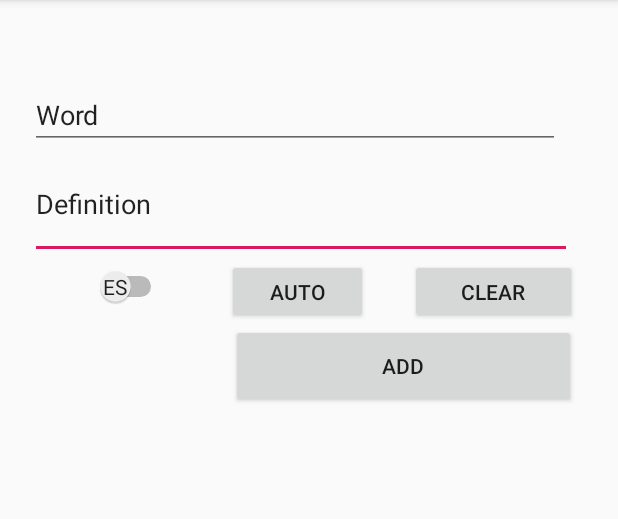
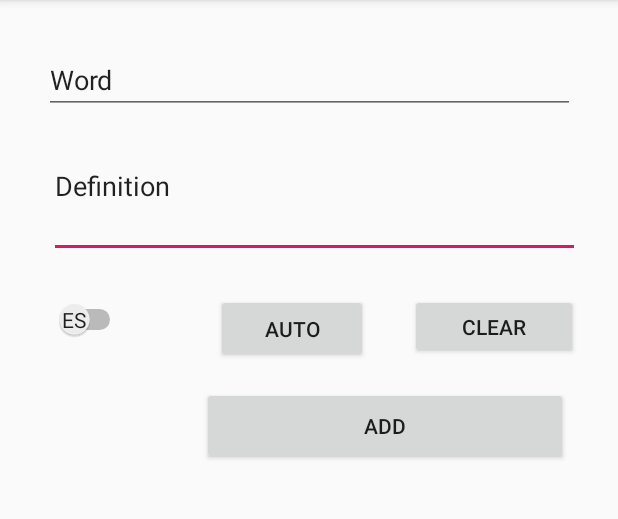
Before and after one commit to jnrdrgz/WordsWorthToRemember, an Android app: the NewWordActivity screen opened directly, with no data from a screen before it, on a phone screen of 412 x 824 dp, the part 84-603 px from its top. Run offline under Robolectric (Android 15) with nearby library versions, the phone set to English and light mode, and no system bars; libraries missing offline, so code that uses them is left out: com.loopj.android, cz.msebera.android.

Commit message:
constraints fixed

```diff
--- a/app/src/main/java/xyz/juanrodriguez/www/wordsworthtoremember3/NotificationService.java
+++ b/app/src/main/java/xyz/juanrodriguez/www/wordsworthtoremember3/NotificationService.java
@@ -64,8 +64,7 @@ public class NotificationService extends Service {
         };
 
         int minutes = 60;
-        timer.schedule(timerTask, 0,minutes*60*1000);
-
+        timer.schedule(timerTask, minutes*60*1000,minutes*60*1000);
     }
 
     public void stopTimerTask(){
--- a/app/src/main/res/layout/activity_new_word.xml
+++ b/app/src/main/res/layout/activity_new_word.xml
@@ -8,33 +8,35 @@
 
     <EditText
         android:id="@+id/box_definition"
-        android:layout_width="361dp"
-        android:layout_height="73dp"
-        android:layout_marginStart="20dp"
+        android:layout_width="354dp"
+        android:layout_height="96dp"
         android:ems="10"
         android:inputType="text"
         android:text="Definition"
+        app:layout_constraintEnd_toEndOf="parent"
+        app:layout_constraintHorizontal_bias="0.561"
         app:layout_constraintStart_toStartOf="parent"
         app:layout_constraintTop_toBottomOf="@+id/box_word" />
 
     <EditText
         android:id="@+id/box_word"
-        android:layout_width="353dp"
-        android:layout_height="43dp"
-        android:layout_marginTop="56dp"
+        android:layout_width="354dp"
+        android:layout_height="40dp"
+        android:layout_marginTop="36dp"
         android:ems="10"
         android:inputType="text"
         android:text="Word"
         app:layout_constraintEnd_toEndOf="parent"
-        app:layout_constraintHorizontal_bias="0.344"
+        app:layout_constraintHorizontal_bias="0.507"
         app:layout_constraintStart_toStartOf="parent"
         app:layout_constraintTop_toTopOf="parent" />
 
     <Switch
         android:id="@+id/lang_switch"
-        android:layout_width="79dp"
-        android:layout_height="36dp"
+        android:layout_width="52dp"
+        android:layout_height="33dp"
         android:layout_marginStart="32dp"
+        android:layout_marginTop="24dp"
         android:checked="false"
         android:showText="true"
         android:splitTrack="false"
@@ -46,9 +48,10 @@
 
     <Button
         android:id="@+id/button_clear"
-        android:layout_width="111dp"
+        android:layout_width="112dp"
         android:layout_height="43dp"
         android:layout_marginStart="28dp"
+        android:layout_marginTop="24dp"
         android:text="Clear"
         app:layout_constraintEnd_toEndOf="parent"
         app:layout_constraintHorizontal_bias="0.0"
@@ -57,19 +60,23 @@
 
     <Button
         android:id="@+id/button_auto"
-        android:layout_width="94dp"
-        android:layout_height="43dp"
-        android:layout_marginStart="40dp"
+        android:layout_width="101dp"
+        android:layout_height="46dp"
+        android:layout_marginStart="60dp"
+        android:layout_marginTop="24dp"
         android:text="Auto"
         app:layout_constraintStart_toEndOf="@+id/lang_switch"
         app:layout_constraintTop_toBottomOf="@+id/box_definition" />
 
     <Button
         android:id="@+id/button_add"
-        android:layout_width="230dp"
-        android:layout_height="56dp"
+        android:layout_width="244dp"
+        android:layout_height="52dp"
+        android:layout_marginTop="16dp"
         android:layout_marginEnd="28dp"
         android:text="Add"
         app:layout_constraintEnd_toEndOf="parent"
+        app:layout_constraintHorizontal_bias="0.964"
+        app:layout_constraintStart_toStartOf="parent"
         app:layout_constraintTop_toBottomOf="@+id/button_auto" />
 </android.support.constraint.ConstraintLayout>
```
Also changed, not shown: app/src/main/java/xyz/juanrodriguez/www/wordsworthtoremember3/MainActivity.java (+0 -14 lines), app/src/main/res/layout/activity_edit_word.xml (+9 -9 lines), app/src/main/res/layout/activity_main.xml (+12 -13 lines), app/src/main/res/layout/activity_word_from_notification.xml (+6 -10 lines).
